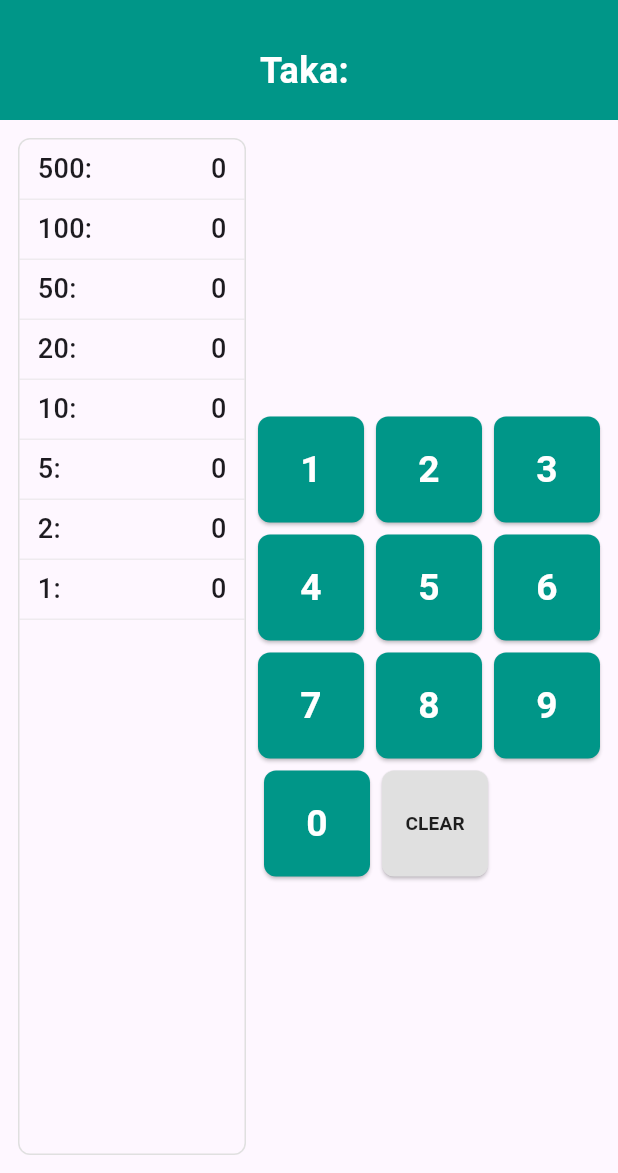
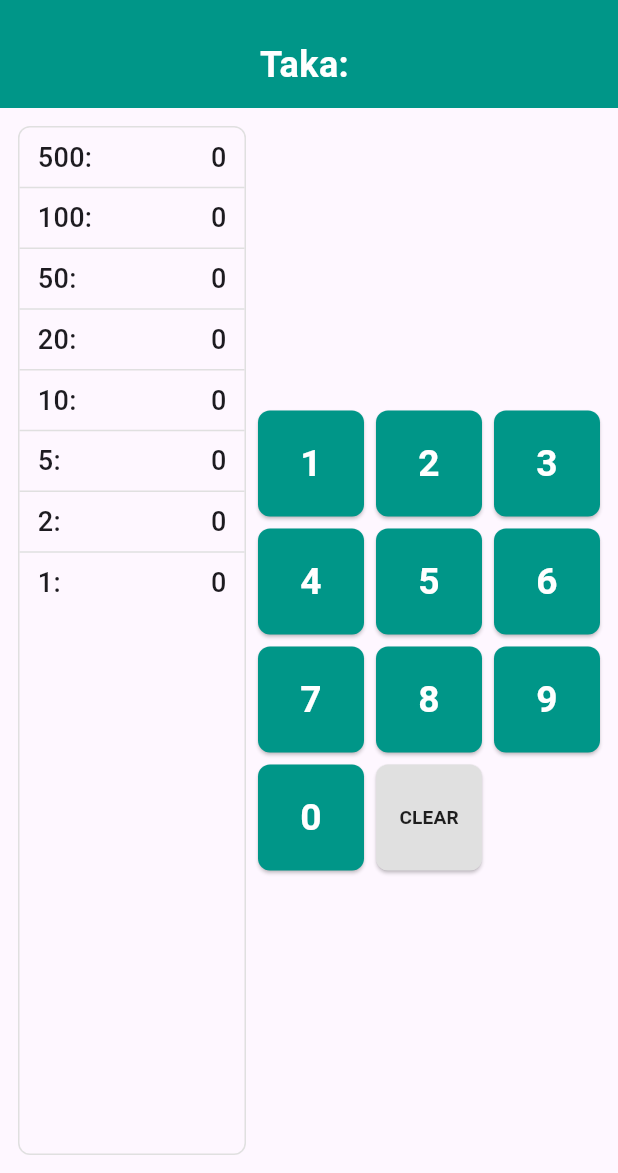
Before and after one commit to Sougata-Chowdhury/VangtiChai-App, a Flutter app: the screen it shows after launch, on a phone screen of 412 x 824 dp, the part 63-1236 px from its top. Run offline on Flutter 3.47's test engine with Material 3 defaults, Android fonts, the phone set to English and light mode, and no system bars.

Commit message:
Responsive layout fixes: Nexus 10 / Pixel XL  keypad & change table adjustments

```diff
--- a/lib/app_dimensions.dart
+++ b/lib/app_dimensions.dart
@@ -22,6 +22,8 @@
 
   // Button dimensions
   static const double minButtonSizePhone = 45.0;
+  // Allow a smaller min when space is tight (phones in landscape)
+  static const double minButtonSizePhoneSmall = 36.0;
   static const double minButtonSizeTablet = 55.0;
   static const double minButtonSizeLargeTablet = 70.0;
 
--- a/lib/main.dart
+++ b/lib/main.dart
@@ -95,7 +95,8 @@
         backgroundColor: const Color(0xFF009688),
         foregroundColor: Colors.white,
       ),
-      body: OrientationBuilder(
+      body: SafeArea(
+        child: OrientationBuilder(
           builder: (context, orientation) {
             if (orientation == Orientation.portrait) {
               return _buildPortraitLayout();
@@ -103,6 +104,7 @@
               return _buildLandscapeLayout();
             }
           },
+        ),
       ),
     );
   }
@@ -119,15 +121,14 @@
         double spacing = AppDimensions.getSpacing(screenWidth);
         double padding = AppDimensions.getPadding(screenWidth);
 
-        // Specific optimizations for target devices
-        if (AppDimensions.isPixelXL(screenWidth, screenHeight)) {
-          // Pixel XL specific adjustments
-          minButtonSize = math.max(minButtonSize, 48.0);
-        } else if (AppDimensions.isNexus10(screenWidth, screenHeight)) {
-          // Nexus 10 specific adjustments
-          minButtonSize = math.max(minButtonSize, 65.0);
-          fontSize = math.max(fontSize, 26.0);
+        // Tighten minimums on small screens so everything fits without scrolling
+        double effectiveMinButton = minButtonSize;
+        if (screenWidth < AppDimensions.tabletBreakpoint) {
+          effectiveMinButton = AppDimensions.minButtonSizePhoneSmall;
         }
+
+        // If the height is very short, reduce button size further to fit
+        double availableHeight = screenHeight - (fontSize * 2) - (padding * 2);
 
         return Column(
           children: [
@@ -138,16 +139,29 @@
                 child: Row(
                   crossAxisAlignment: CrossAxisAlignment.stretch,
                   children: [
-                    // Change table takes up 40% of width (2/5)
-                    Expanded(
+                    // Change table (flexible)
+                    Flexible(
                       flex: AppDimensions.portraitTableFlex,
-                      child: _buildChangeTable(screenWidth)
+                      child: _buildChangeTable(screenWidth),
                     ),
                     SizedBox(width: spacing),
-                    // Keypad takes up 60% of width (3/5)
-                    Expanded(
+                    // Keypad (flexible) — keypad will compute its button size based on available space
+                    Flexible(
                       flex: AppDimensions.portraitKeypadFlex,
-                      child: _buildKeypad(minButtonSize, spacing),
+                      child: LayoutBuilder(
+                        builder: (context, kConstraints) {
+                          double maxW = kConstraints.maxWidth;
+                          double maxH = kConstraints.maxHeight;
+                          // Compute button size so 3 columns x 4 rows fit
+                          double maxButtonWidth = (maxW - (spacing * 2)) / 3;
+                          double maxButtonHeight = (maxH - (spacing * 3)) / 4;
+                          double buttonSize = math.min(maxButtonWidth, maxButtonHeight);
+                          // clamp to effective min and global max
+                          buttonSize = math.max(buttonSize, effectiveMinButton);
+                          buttonSize = math.min(buttonSize, AppDimensions.maxButtonSize);
+                          return _buildKeypad(buttonSize, spacing);
+                        },
+                      ),
                     ),
                   ],
                 ),
@@ -172,17 +186,13 @@
         double padding = AppDimensions.getPadding(screenWidth);
         double tableWidth = AppDimensions.getLandscapeTableWidth(screenWidth);
 
-        // Specific optimizations for target devices in landscape
-        if (AppDimensions.isPixelXL(screenWidth, screenHeight)) {
-          // Pixel XL landscape (731x411dp) - tighter layout
-          tableWidth = 220.0;
-          minButtonSize = math.max(minButtonSize, 45.0);
-          spacing = AppDimensions.spacingSmall;
-        } else if (AppDimensions.isNexus10(screenWidth, screenHeight)) {
-          // Nexus 10 landscape (1280x800dp) - more spacious
-          tableWidth = 320.0;
-          minButtonSize = math.max(minButtonSize, 70.0);
-          fontSize = math.max(fontSize, 28.0);
+        // Constrain table width to a fraction of the screen so keypad has room
+        tableWidth = math.min(tableWidth, screenWidth * 0.45);
+
+        // Allow smaller button minimums on phones to fit in landscape
+        double effectiveMinButton = minButtonSize;
+        if (screenWidth < AppDimensions.tabletBreakpoint) {
+          effectiveMinButton = AppDimensions.minButtonSizePhoneSmall;
         }
 
         return Column(
@@ -199,8 +209,20 @@
                       child: _buildChangeTable(screenWidth),
                     ),
                     SizedBox(width: spacing),
+                    // Keypad area: compute button size to fit available space
                     Expanded(
-                      child: _buildKeypad(minButtonSize, spacing),
+                      child: LayoutBuilder(
+                        builder: (context, kConstraints) {
+                          double maxW = kConstraints.maxWidth;
+                          double maxH = kConstraints.maxHeight;
+                          double maxButtonWidth = (maxW - (spacing * 2)) / 3;
+                          double maxButtonHeight = (maxH - (spacing * 3)) / 4;
+                          double buttonSize = math.min(maxButtonWidth, maxButtonHeight);
+                          buttonSize = math.max(buttonSize, effectiveMinButton);
+                          buttonSize = math.min(buttonSize, AppDimensions.maxButtonSize);
+                          return _buildKeypad(buttonSize, spacing);
+                        },
+                      ),
                     ),
                   ],
                 ),
@@ -213,9 +235,22 @@
   }
 
   Widget _buildAmountDisplay(double fontSize) {
+    // Adjust display size based on available height so header doesn't consume too much space
+    final media = MediaQuery.of(context);
+    double height = media.size.height;
+    double effectiveFont = fontSize;
+    double verticalPadding = 12.0;
+    if (height < 420) {
+      effectiveFont = fontSize * 0.78;
+      verticalPadding = 8.0;
+    } else if (height < 600) {
+      effectiveFont = fontSize * 0.9;
+      verticalPadding = 10.0;
+    }
+
     return Container(
       width: double.infinity,
-      padding: const EdgeInsets.all(16),
+      padding: EdgeInsets.symmetric(vertical: verticalPadding, horizontal: 12.0),
       color: const Color(0xFF009688),
       child: Row(
         mainAxisAlignment: MainAxisAlignment.center,
@@ -224,7 +259,7 @@
             'Taka: ',
             style: TextStyle(
               color: Colors.white,
-              fontSize: fontSize,
+              fontSize: effectiveFont,
               fontWeight: FontWeight.bold,
             ),
           ),
@@ -232,7 +267,7 @@
             _currentAmount.isEmpty ? '' : _currentAmount,
             style: TextStyle(
               color: Colors.white,
-              fontSize: fontSize,
+              fontSize: effectiveFont,
               fontWeight: FontWeight.bold,
             ),
           ),
@@ -243,27 +278,38 @@
 
   Widget _buildChangeTable(double screenWidth) {
     double fontSize = AppDimensions.getTableFontSize(screenWidth);
-    double rowHeight = AppDimensions.getTableRowHeight(screenWidth);
-    double horizontalPadding = AppDimensions.isLargeTablet(screenWidth) ?
-        AppDimensions.paddingLarge : AppDimensions.paddingMedium;
+    double defaultRowHeight = AppDimensions.getTableRowHeight(screenWidth);
+    double horizontalPadding = AppDimensions.isLargeTablet(screenWidth)
+        ? AppDimensions.paddingLarge
+        : AppDimensions.paddingMedium;
+
+    // Estimate usable height to compute row height so the table fits on screen
+    final media = MediaQuery.of(context);
+    double usableHeight = media.size.height * 0.45; // use a fraction of total height
+    double computedRowHeight = (usableHeight / _denominations.length).clamp(28.0, defaultRowHeight);
 
     return Container(
       decoration: BoxDecoration(
         border: Border.all(color: Colors.grey.shade300),
         borderRadius: BorderRadius.circular(AppDimensions.borderRadius),
       ),
-      child: Column(
-        mainAxisSize: MainAxisSize.min,
-        children: _denominations.map((denomination) {
-          int count = _change[denomination] ?? 0;
+      // Use a scrollable list but with compact row heights calculated from screen size
+      child: ListView.separated(
+        padding: EdgeInsets.zero,
+        shrinkWrap: true,
+        physics: const AlwaysScrollableScrollPhysics(),
+        itemCount: _denominations.length,
+        separatorBuilder: (context, index) => Divider(
+          height: 0.5,
+          color: Colors.grey.shade300,
+        ),
+        itemBuilder: (context, index) {
+          final denomination = _denominations[index];
+          final count = _change[denomination] ?? 0;
           return Container(
-            height: rowHeight,
-            decoration: BoxDecoration(
-              border: Border(
-                bottom: BorderSide(color: Colors.grey.shade300, width: AppDimensions.borderWidth),
-              ),
-            ),
+            height: computedRowHeight,
             padding: EdgeInsets.symmetric(horizontal: horizontalPadding),
+            alignment: Alignment.centerLeft,
             child: Row(
               mainAxisAlignment: MainAxisAlignment.spaceBetween,
               children: [
@@ -284,7 +330,7 @@
               ],
             ),
           );
-        }).toList(),
+        },
       ),
     );
   }
@@ -313,20 +359,30 @@
           buttonSize = AppDimensions.minButtonSizePhone;
         }
 
+        // Use a Wrap with fixed-size children so buttons keep their computed size
+        final keys = ['1','2','3','4','5','6','7','8','9','0','CLEAR',''];
         return Center(
-          child: Column(
-            mainAxisAlignment: MainAxisAlignment.center,
-            mainAxisSize: MainAxisSize.min,
-            children: [
-              _buildKeypadRow(['1', '2', '3'], buttonSize, spacing),
-              SizedBox(height: spacing),
-              _buildKeypadRow(['4', '5', '6'], buttonSize, spacing),
-              SizedBox(height: spacing),
-              _buildKeypadRow(['7', '8', '9'], buttonSize, spacing),
-              SizedBox(height: spacing),
-              _buildKeypadRow(['0', 'CLEAR', ''], buttonSize, spacing),
-            ],
+          child: LayoutBuilder(builder: (context, gridConstraints) {
+            double maxW = gridConstraints.maxWidth;
+            // compute total width needed for one row (3 buttons + 2 gaps)
+            double totalRowWidth = (buttonSize * 3) + (spacing * 2);
+            double horizontalPadding = 0.0;
+            if (maxW > totalRowWidth) {
+              horizontalPadding = (maxW - totalRowWidth) / 2;
+            }
+            return Padding(
+              padding: EdgeInsets.symmetric(horizontal: horizontalPadding),
+              child: Wrap(
+                alignment: WrapAlignment.center,
+                spacing: spacing,
+                runSpacing: spacing,
+                children: keys.map((k) {
+                  if (k.isEmpty) return SizedBox(width: buttonSize, height: buttonSize);
+                  return SizedBox(width: buttonSize, height: buttonSize, child: _buildButton(k, buttonSize));
+                }).toList(),
               ),
+            );
+          }),
         );
       },
     );
```
Lines whose indentation alone changed are shown as unchanged.
